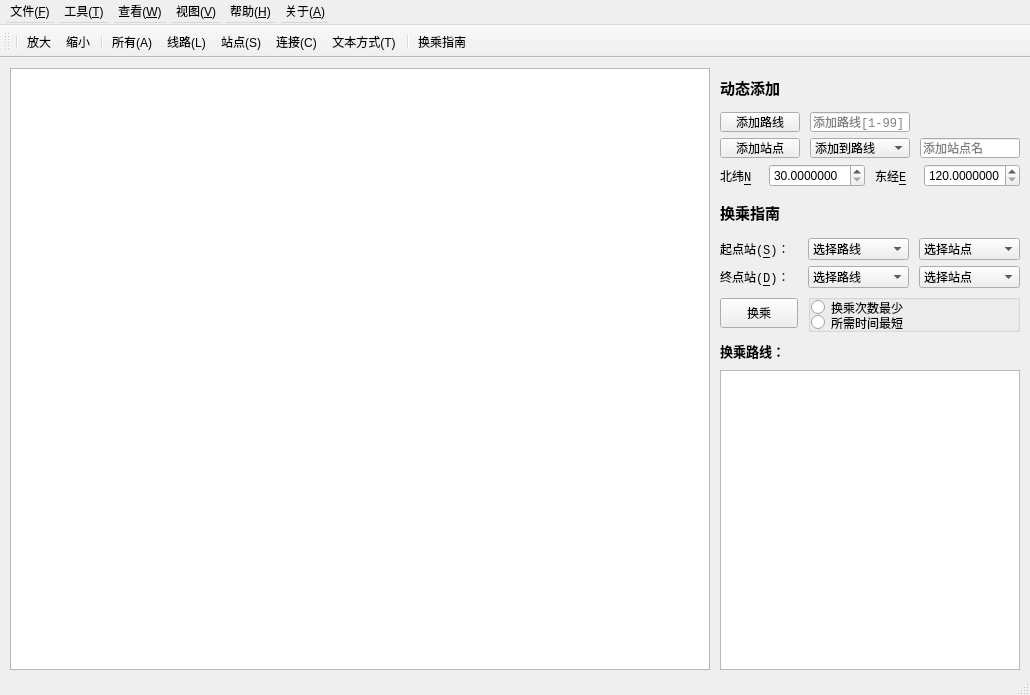
Qt form SubwayTransferSystem/mainwindow.ui (BaiJiazm/SubwayTransferSystem) before a commit.
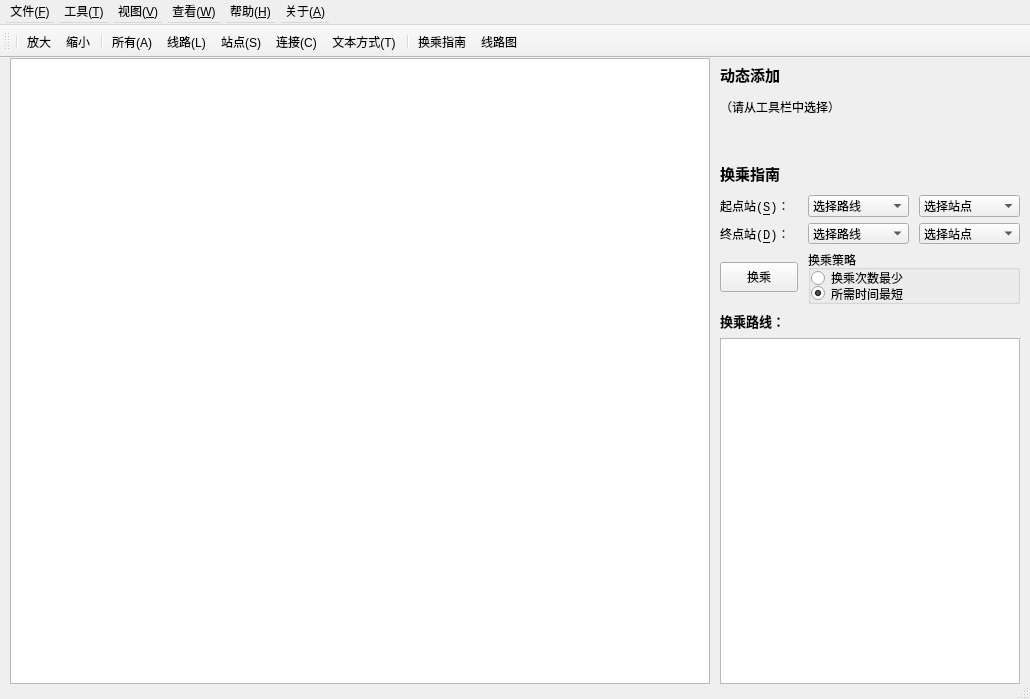
The same form after that commit. Icons and pictures are not drawn.

Commit message: the UI of transfer-querying is dialog widget

What changed in the file:
```diff
--- a/SubwayTransferSystem/mainwindow.ui
+++ b/SubwayTransferSystem/mainwindow.ui
@@ -10,7 +10,7 @@
     <x>0</x>
     <y>0</y>
     <width>1030</width>
-    <height>695</height>
+    <height>699</height>
    </rect>
   </property>
   <property name="minimumSize">
@@ -35,7 +35,7 @@
      <height>620</height>
     </size>
    </property>
-   <layout class="QHBoxLayout" name="horizontalLayout_7" stretch="8,2">
+   <layout class="QHBoxLayout" name="horizontalLayout" stretch="11,3">
     <property name="spacing">
      <number>10</number>
     </property>
@@ -43,13 +43,13 @@
      <number>10</number>
     </property>
     <property name="topMargin">
-     <number>10</number>
+     <number>0</number>
     </property>
     <property name="rightMargin">
      <number>10</number>
     </property>
     <property name="bottomMargin">
-     <number>10</number>
+     <number>0</number>
     </property>
     <item>
      <widget class="QGraphicsView" name="graphicsView">
@@ -62,7 +62,10 @@
      </widget>
     </item>
     <item>
-     <layout class="QVBoxLayout" name="verticalLayout1" stretch="3,2,2,2,3,2,2,3,2,21">
+     <layout class="QVBoxLayout" name="verticalLayout_2" stretch="3,2,3,3,2,2,5,2,32">
+      <property name="spacing">
+       <number>6</number>
+      </property>
       <item>
        <widget class="QLabel" name="labelAdd">
         <property name="minimumSize">
@@ -89,255 +92,38 @@
        </widget>
       </item>
       <item>
-       <layout class="QHBoxLayout" name="horizontalLayout1" stretch="7,9,9">
-        <property name="spacing">
-         <number>10</number>
+       <widget class="QLabel" name="labelTransferRoute_2">
+        <property name="minimumSize">
+         <size>
+          <width>280</width>
+          <height>20</height>
+         </size>
         </property>
-        <item>
-         <widget class="QPushButton" name="pushButtonAddLine">
-          <property name="minimumSize">
-           <size>
-            <width>80</width>
-            <height>20</height>
-           </size>
-          </property>
-          <property name="maximumSize">
-           <size>
-            <width>70</width>
-            <height>20</height>
-           </size>
-          </property>
-          <property name="font">
-           <font>
-            <family>Consolas</family>
-           </font>
-          </property>
-          <property name="text">
-           <string>添加路线</string>
-          </property>
-         </widget>
-        </item>
-        <item>
-         <widget class="QLineEdit" name="lineEditAddLine">
-          <property name="minimumSize">
-           <size>
-            <width>90</width>
-            <height>20</height>
-           </size>
-          </property>
-          <property name="maximumSize">
-           <size>
-            <width>100</width>
-            <height>20</height>
-           </size>
-          </property>
-          <property name="font">
-           <font>
-            <family>Consolas</family>
-           </font>
-          </property>
-          <property name="placeholderText">
-           <string>添加路线[1-99]</string>
-          </property>
-         </widget>
-        </item>
-        <item>
-         <spacer name="horizontalSpacer">
-          <property name="orientation">
-           <enum>Qt::Horizontal</enum>
-          </property>
-          <property name="sizeHint" stdset="0">
-           <size>
-            <width>100</width>
-            <height>20</height>
-           </size>
-          </property>
-         </spacer>
-        </item>
-       </layout>
-      </item>
-      <item>
-       <layout class="QHBoxLayout" name="horizontalLayout2" stretch="7,9,9">
-        <property name="spacing">
-         <number>10</number>
+        <property name="font">
+         <font>
+          <family>Consolas</family>
+          <pointsize>9</pointsize>
+          <weight>50</weight>
+          <bold>false</bold>
+         </font>
         </property>
-        <item>
-         <widget class="QPushButton" name="pushButtonAddStation">
-          <property name="minimumSize">
-           <size>
-            <width>70</width>
-            <height>20</height>
-           </size>
-          </property>
-          <property name="maximumSize">
-           <size>
-            <width>80</width>
-            <height>20</height>
-           </size>
-          </property>
-          <property name="font">
-           <font>
-            <family>Consolas</family>
-           </font>
-          </property>
-          <property name="text">
-           <string>添加站点</string>
-          </property>
-         </widget>
-        </item>
-        <item>
-         <widget class="QComboBox" name="comboBoxAddLine">
-          <property name="minimumSize">
-           <size>
-            <width>90</width>
-            <height>20</height>
-           </size>
-          </property>
-          <property name="maximumSize">
-           <size>
-            <width>100</width>
-            <height>20</height>
-           </size>
-          </property>
-          <property name="font">
-           <font>
-            <family>Consolas</family>
-           </font>
-          </property>
-          <item>
-           <property name="text">
-            <string>添加到路线</string>
-           </property>
-          </item>
-         </widget>
-        </item>
-        <item>
-         <widget class="QLineEdit" name="lineEditAddStation">
-          <property name="minimumSize">
-           <size>
-            <width>90</width>
-            <height>20</height>
-           </size>
-          </property>
-          <property name="maximumSize">
-           <size>
-            <width>100</width>
-            <height>20</height>
-           </size>
-          </property>
-          <property name="font">
-           <font>
-            <family>Consolas</family>
-           </font>
-          </property>
-          <property name="text">
-           <string/>
-          </property>
-          <property name="placeholderText">
-           <string>添加站点名</string>
-          </property>
-         </widget>
-        </item>
-       </layout>
+        <property name="text">
+         <string>（请从工具栏中选择）</string>
+        </property>
+       </widget>
       </item>
       <item>
-       <layout class="QHBoxLayout" name="horizontalLayout3" stretch="35,85,35,85">
-        <property name="spacing">
-         <number>10</number>
+       <spacer name="verticalSpacer">
+        <property name="orientation">
+         <enum>Qt::Vertical</enum>
         </property>
-        <item>
-         <widget class="QLabel" name="labelLatitude">
-          <property name="minimumSize">
-           <size>
-            <width>35</width>
-            <height>20</height>
-           </size>
-          </property>
-          <property name="font">
-           <font>
-            <family>Consolas</family>
-           </font>
-          </property>
-          <property name="text">
-           <string>北纬&amp;N</string>
-          </property>
-          <property name="buddy">
-           <cstring>doubleSpinBoxLatitude</cstring>
-          </property>
-         </widget>
-        </item>
-        <item>
-         <widget class="QDoubleSpinBox" name="doubleSpinBoxLatitude">
-          <property name="minimumSize">
-           <size>
-            <width>85</width>
-            <height>20</height>
-           </size>
-          </property>
-          <property name="decimals">
-           <number>7</number>
-          </property>
-          <property name="minimum">
-           <double>30.000000000000000</double>
-          </property>
-          <property name="maximum">
-           <double>40.000000000000000</double>
-          </property>
-          <property name="singleStep">
-           <double>0.100000000000000</double>
-          </property>
-          <property name="value">
-           <double>30.000000000000000</double>
-          </property>
-         </widget>
-        </item>
-        <item>
-         <widget class="QLabel" name="labelLongitude">
-          <property name="minimumSize">
-           <size>
-            <width>35</width>
-            <height>20</height>
-           </size>
-          </property>
-          <property name="font">
-           <font>
-            <family>Consolas</family>
-           </font>
-          </property>
-          <property name="text">
-           <string>东经&amp;E</string>
-          </property>
-          <property name="buddy">
-           <cstring>doubleSpinBoxLongitude</cstring>
-          </property>
-         </widget>
-        </item>
-        <item>
-         <widget class="QDoubleSpinBox" name="doubleSpinBoxLongitude">
-          <property name="minimumSize">
-           <size>
-            <width>85</width>
-            <height>20</height>
-           </size>
-          </property>
-          <property name="decimals">
-           <number>7</number>
-          </property>
-          <property name="minimum">
-           <double>120.000000000000000</double>
-          </property>
-          <property name="maximum">
-           <double>130.000000000000000</double>
-          </property>
-          <property name="singleStep">
-           <double>0.100000000000000</double>
-          </property>
-          <property name="value">
-           <double>120.000000000000000</double>
-          </property>
-         </widget>
-        </item>
-       </layout>
+        <property name="sizeHint" stdset="0">
+         <size>
+          <width>20</width>
+          <height>50</height>
+         </size>
+        </property>
+       </spacer>
       </item>
       <item>
        <widget class="QLabel" name="labelTransfer">
@@ -528,7 +314,7 @@
            </size>
           </property>
           <property name="title">
-           <string/>
+           <string>换乘策略</string>
           </property>
           <layout class="QVBoxLayout" name="verticalLayout" stretch="1,1">
            <property name="spacing">
@@ -580,6 +366,9 @@
              <property name="text">
               <string>所需时间最短</string>
              </property>
+             <property name="checked">
+              <bool>true</bool>
+             </property>
             </widget>
            </item>
           </layout>
@@ -613,7 +402,7 @@
         <property name="minimumSize">
          <size>
           <width>300</width>
-          <height>300</height>
+          <height>320</height>
          </size>
         </property>
         <property name="font">
@@ -705,8 +494,8 @@
    </widget>
    <addaction name="menuHelp"/>
    <addaction name="menuTool"/>
-   <addaction name="menuWatch"/>
    <addaction name="menuView"/>
+   <addaction name="menuWatch"/>
    <addaction name="menu_H"/>
    <addaction name="menu_A"/>
   </widget>
@@ -743,6 +532,7 @@
    <addaction name="actionAddByText"/>
    <addaction name="separator"/>
    <addaction name="actionTransfer"/>
+   <addaction name="actionLineMap"/>
   </widget>
   <widget class="QStatusBar" name="statusBar">
    <property name="minimumSize">
@@ -862,6 +652,18 @@
     <string>statusBar</string>
    </property>
   </action>
+  <action name="actionLineMap">
+   <property name="icon">
+    <iconset resource="resource.qrc">
+     <normaloff>:/icon/icon/map.png</normaloff>:/icon/icon/map.png</iconset>
+   </property>
+   <property name="text">
+    <string>线路图</string>
+   </property>
+   <property name="toolTip">
+    <string>点击查看所有地铁网络线路图</string>
+   </property>
+  </action>
  </widget>
  <layoutdefault spacing="6" margin="11"/>
  <resources>
```
Left out of the diff: 1 changed line with no effect on the pictures. The commit also changes 22 other files.
